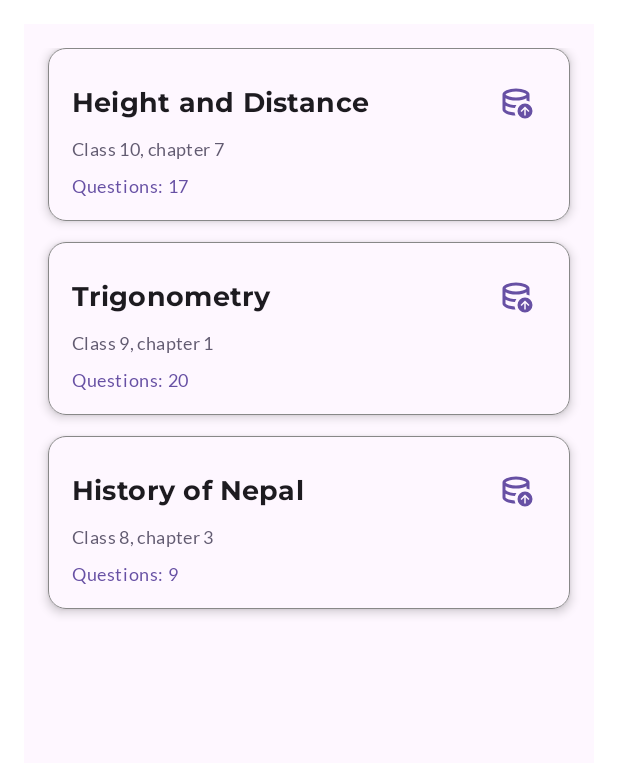
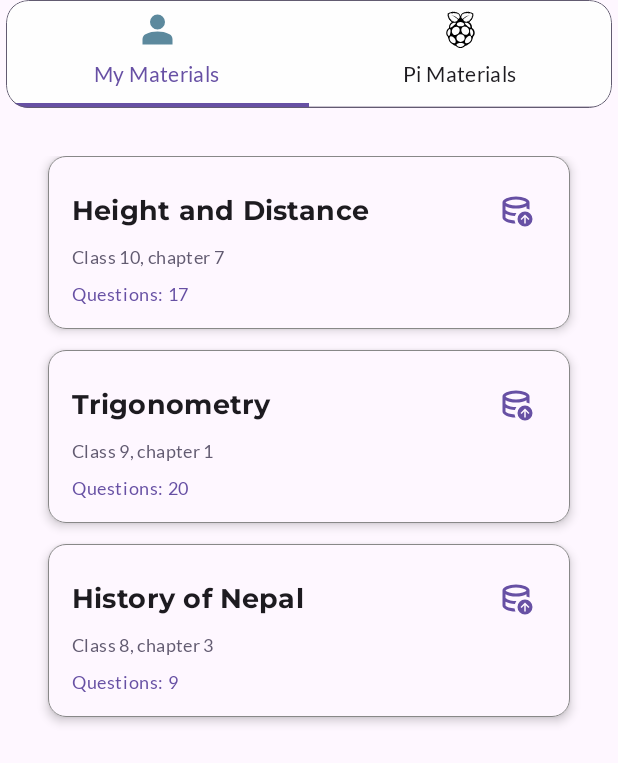
Before and after one commit to Sachet27/SteamApp, an Android app built with Jetpack Compose: the @Preview function MaterialPreview, on a phone screen of 412 x 824 dp. Shown: the top 763 px of the screen. Run offline under Robolectric (Android 15) with nearby library versions, the phone set to English and light mode, and no system bars.

Commit message:
Added basic interfaces for materials

```diff
--- /dev/null
+++ b/app/src/main/java/com/example/steamapp/material_feature/presentation/home/MaterialScreen.kt
@@ -0,0 +1,163 @@
+package com.example.steamapp.material_feature.presentation.home
+
+
+import android.os.Build
+import androidx.annotation.RequiresApi
+import androidx.compose.foundation.BorderStroke
+import androidx.compose.foundation.Image
+import androidx.compose.foundation.background
+import androidx.compose.foundation.border
+import androidx.compose.foundation.layout.Arrangement
+import androidx.compose.foundation.layout.Column
+import androidx.compose.foundation.layout.Spacer
+import androidx.compose.foundation.layout.fillMaxSize
+import androidx.compose.foundation.layout.fillMaxWidth
+import androidx.compose.foundation.layout.height
+import androidx.compose.foundation.layout.padding
+import androidx.compose.foundation.layout.size
+import androidx.compose.foundation.lazy.LazyColumn
+import androidx.compose.foundation.lazy.items
+import androidx.compose.foundation.pager.HorizontalPager
+import androidx.compose.foundation.pager.rememberPagerState
+import androidx.compose.foundation.shape.RoundedCornerShape
+import androidx.compose.material3.CircularProgressIndicator
+import androidx.compose.material3.Icon
+import androidx.compose.material3.MaterialTheme
+import androidx.compose.material3.Tab
+import androidx.compose.material3.TabRow
+import androidx.compose.material3.Text
+import androidx.compose.runtime.Composable
+import androidx.compose.runtime.LaunchedEffect
+import androidx.compose.runtime.getValue
+import androidx.compose.runtime.mutableStateOf
+import androidx.compose.runtime.remember
+import androidx.compose.runtime.setValue
+import androidx.compose.ui.Alignment
+import androidx.compose.ui.Modifier
+import androidx.compose.ui.draw.clip
+import androidx.compose.ui.draw.shadow
+import androidx.compose.ui.graphics.Color
+import androidx.compose.ui.graphics.vector.ImageVector
+import androidx.compose.ui.platform.LocalContext
+import androidx.compose.ui.res.painterResource
+import androidx.compose.ui.res.vectorResource
+import androidx.compose.ui.tooling.preview.Preview
+import androidx.compose.ui.unit.dp
+import androidx.compose.ui.unit.sp
+import com.example.steamapp.R
+import com.example.steamapp.material_feature.domain.models.StudyMaterial
+import com.example.steamapp.material_feature.presentation.MaterialActions
+import com.example.steamapp.material_feature.presentation.MaterialState
+import com.example.steamapp.material_feature.presentation.components.MaterialCard
+import com.example.steamapp.quiz_feature.presentation.home.MyQuizzesScreen
+import com.example.steamapp.quiz_feature.presentation.home.RaspberryPiQuizzesScreen
+import com.example.steamapp.quiz_feature.presentation.home.TabItem
+import com.example.steamapp.ui.theme.SteamAppTheme
+
+@RequiresApi(Build.VERSION_CODES.O)
+@Composable
+fun MaterialScreen(
+    modifier: Modifier = Modifier,
+    state: MaterialState,
+    onMaterialAction: (MaterialActions)->Unit
+) {
+
+    var selectedIndex by remember{ mutableStateOf(0) }
+    val pagerState= rememberPagerState { TabItem.tabItemsList.size }
+
+    LaunchedEffect(selectedIndex) {
+        pagerState.animateScrollToPage(selectedIndex)
+    }
+    LaunchedEffect(pagerState.currentPage, pagerState.isScrollInProgress) {
+        if(!pagerState.isScrollInProgress){
+            selectedIndex= pagerState.currentPage
+        }
+    }
+
+    Column(
+        modifier= Modifier
+            .fillMaxSize()
+            .background(MaterialTheme.colorScheme.background)
+    ){
+//            Spacer(Modifier.height(8.dp))
+        TabRow(
+            modifier = Modifier
+                .padding(horizontal = 4.dp)
+                .clip(RoundedCornerShape(15.dp))
+                .border(BorderStroke(0.25.dp, MaterialTheme.colorScheme.secondary), RoundedCornerShape(15.dp))
+                .shadow(elevation = 10.dp)
+            ,
+            containerColor = Color(0xFFFEFEFE),
+            contentColor = MaterialTheme.colorScheme.onSurfaceVariant,
+            selectedTabIndex = selectedIndex
+        ){
+            TabItem.materialTabItemsList.forEachIndexed { index, tabItem ->
+                Tab(
+                    modifier = Modifier.clip(RoundedCornerShape(15.dp)),
+                    selected = index==selectedIndex,
+                    onClick = {
+                        selectedIndex= index
+                    },
+                    text = {
+                        Text(
+                            color = if(index== selectedIndex) MaterialTheme.colorScheme.primary else MaterialTheme.colorScheme.onSurface,
+                            text = tabItem.title,
+                            style = MaterialTheme.typography.bodyMedium
+                        )
+                    },
+                    icon = {
+                        Icon(
+                            imageVector = ImageVector.vectorResource(
+                                if (index == selectedIndex) tabItem.selectedIcon else tabItem.unselectedIcon
+                            ),
+                            contentDescription = null,
+                            modifier = Modifier.size(30.dp),
+                            tint = Color.Unspecified
+                        )
+                    },
+                )
+            }
+        }
+        HorizontalPager(
+            state = pagerState,
+            modifier= Modifier
+                .fillMaxWidth()
+                .weight(1f)
+        ) { index->
+            when(index){
+                0-> MyMaterialsScreen(
+                    modifier = Modifier.fillMaxSize(),
+                    state = state,
+                    onMaterialAction= onMaterialAction
+                )
+                1->{
+                    RaspberryPiMaterialsScreen(
+                        state = state,
+                        onMaterialActions = onMaterialAction
+                    )
+                }
+            }
+        }
+    }
+
+}
+
+@RequiresApi(Build.VERSION_CODES.O)
+@Preview
+@Composable
+private fun MaterialPreview() {
+    val dummyList= listOf(
+        StudyMaterial(id = 1, name = "Height and Distance", description = "Class 10, chapter 7", pdfUri = "hello/world", pages = 17),
+        StudyMaterial(id = 2, name = "Trigonometry", description = "Class 9, chapter 1", pdfUri = "hello/world2", pages = 20),
+        StudyMaterial(id = 3, name = "History of Nepal", description = "Class 8, chapter 3", pdfUri = "hello/world", pages = 9),
+    )
+    SteamAppTheme {
+        MaterialScreen(
+            state = MaterialState(
+                isLoading = false,
+                materials = dummyList
+            ),
+            onMaterialAction = {}
+        )
+    }
+}
--- /dev/null
+++ b/app/src/main/java/com/example/steamapp/material_feature/presentation/home/MyMaterialsScreen.kt
@@ -0,0 +1,109 @@
+package com.example.steamapp.material_feature.presentation.home
+
+import android.os.Build
+import androidx.annotation.RequiresApi
+import androidx.compose.foundation.Image
+import androidx.compose.foundation.background
+import androidx.compose.foundation.layout.Arrangement
+import androidx.compose.foundation.layout.Column
+import androidx.compose.foundation.layout.Spacer
+import androidx.compose.foundation.layout.fillMaxSize
+import androidx.compose.foundation.layout.height
+import androidx.compose.foundation.layout.padding
+import androidx.compose.foundation.layout.size
+import androidx.compose.foundation.lazy.LazyColumn
+import androidx.compose.foundation.lazy.items
+import androidx.compose.material3.CircularProgressIndicator
+import androidx.compose.material3.MaterialTheme
+import androidx.compose.material3.Text
+import androidx.compose.runtime.Composable
+import androidx.compose.ui.Alignment
+import androidx.compose.ui.Modifier
+import androidx.compose.ui.platform.LocalContext
+import androidx.compose.ui.res.painterResource
+import androidx.compose.ui.unit.dp
+import androidx.compose.ui.unit.sp
+import com.example.steamapp.R
+import com.example.steamapp.material_feature.presentation.MaterialActions
+import com.example.steamapp.material_feature.presentation.MaterialState
+import com.example.steamapp.material_feature.presentation.components.MaterialCard
+
+@RequiresApi(Build.VERSION_CODES.O)
+@Composable
+fun MyMaterialsScreen(
+    modifier: Modifier = Modifier,
+    state: MaterialState,
+    onMaterialAction: (MaterialActions)->Unit
+) {
+    Column(
+        modifier = Modifier
+            .fillMaxSize()
+            .padding(16.dp)
+            .background(MaterialTheme.colorScheme.background)
+    ) {
+        val context= LocalContext.current
+
+        if(state.isLoading){
+            Column(
+                modifier= modifier
+                    .fillMaxSize()
+                    .background(MaterialTheme.colorScheme.surface),
+                horizontalAlignment = Alignment.CenterHorizontally,
+                verticalArrangement = Arrangement.Center
+            ) {
+                CircularProgressIndicator()
+                Text(
+                    text = "Loading data",
+                    color = MaterialTheme.colorScheme.secondary,
+                    fontSize = 16.sp
+                )
+            }
+        }
+        else if(state.materials.isEmpty()){
+            Column(
+                modifier= Modifier
+                    .fillMaxSize()
+                    .background(MaterialTheme.colorScheme.background),
+                horizontalAlignment = Alignment.CenterHorizontally,
+                verticalArrangement = Arrangement.Center
+            ) {
+                Image(
+                    painter = painterResource(R.drawable.emptyquizzes),
+                    contentDescription = "No Materials yet :(",
+                    modifier = Modifier.size(300.dp),
+                    alpha = 0.8f
+                )
+                Text(
+                    text = "No Materials Yet.",
+                    color = MaterialTheme.colorScheme.secondary,
+                    fontSize = 16.sp
+                )
+            }
+        } else{
+            LazyColumn(
+                modifier = modifier
+                    .fillMaxSize()
+                    .padding(16.dp),
+                verticalArrangement = Arrangement.spacedBy(10.dp)
+            ) {
+                items(state.materials){ material->
+                    MaterialCard(
+                        material = material,
+                        icon = R.drawable.push_to_raspberry_pi_icon,
+                        onClick = {
+
+                        },
+                        onDelete = {
+
+                        },
+                        onIconClick = {
+
+                        }
+                    )
+                    Spacer(Modifier.height(4.dp))
+                }
+            }
+        }
+    }
+
+}
--- a/app/src/main/java/com/example/steamapp/material_feature/presentation/MaterialScreen.kt
+++ b/app/src/main/java/com/example/steamapp/material_feature/presentation/home/RaspberryPiMaterialsScreen.kt
@@ -1,5 +1,4 @@
-package com.example.steamapp.material_feature.presentation
-
+package com.example.steamapp.material_feature.presentation.home
 
 import android.os.Build
 import androidx.annotation.RequiresApi
@@ -22,20 +21,19 @@ import androidx.compose.ui.Alignment
 import androidx.compose.ui.Modifier
 import androidx.compose.ui.platform.LocalContext
 import androidx.compose.ui.res.painterResource
-import androidx.compose.ui.tooling.preview.Preview
 import androidx.compose.ui.unit.dp
 import androidx.compose.ui.unit.sp
 import com.example.steamapp.R
-import com.example.steamapp.material_feature.domain.models.StudyMaterial
+import com.example.steamapp.material_feature.presentation.MaterialActions
+import com.example.steamapp.material_feature.presentation.MaterialState
 import com.example.steamapp.material_feature.presentation.components.MaterialCard
-import com.example.steamapp.ui.theme.SteamAppTheme
 
 @RequiresApi(Build.VERSION_CODES.O)
 @Composable
-fun MaterialScreen(
+fun RaspberryPiMaterialsScreen(
     modifier: Modifier = Modifier,
     state: MaterialState,
-    onMaterialAction: (MaterialActions)->Unit
+    onMaterialActions: (MaterialActions)->Unit
 ) {
     Column(
         modifier = Modifier
@@ -76,7 +74,7 @@ fun MaterialScreen(
                     alpha = 0.8f
                 )
                 Text(
-                    text = "No Quizzes Yet.",
+                    text = "No Materials Yet.",
                     color = MaterialTheme.colorScheme.secondary,
                     fontSize = 16.sp
                 )
@@ -109,23 +107,3 @@ fun MaterialScreen(
 
     }
 }
-
-@RequiresApi(Build.VERSION_CODES.O)
-@Preview
-@Composable
-private fun MaterialPreview() {
-    val dummyList= listOf(
-        StudyMaterial(id = 1, name = "Height and Distance", description = "Class 10, chapter 7", pdfUri = "hello/world", pages = 17),
-        StudyMaterial(id = 2, name = "Trigonometry", description = "Class 9, chapter 1", pdfUri = "hello/world2", pages = 20),
-        StudyMaterial(id = 3, name = "History of Nepal", description = "Class 8, chapter 3", pdfUri = "hello/world", pages = 9),
-    )
-    SteamAppTheme {
-        MaterialScreen(
-            state = MaterialState(
-                isLoading = false,
-                materials = dummyList
-            ),
-            onMaterialAction = {}
-        )
-    }
-}
--- a/app/src/main/java/com/example/steamapp/quiz_feature/presentation/home/TabItem.kt
+++ b/app/src/main/java/com/example/steamapp/quiz_feature/presentation/home/TabItem.kt
@@ -1,7 +1,6 @@
 package com.example.steamapp.quiz_feature.presentation.home
 
 import androidx.annotation.DrawableRes
-import androidx.compose.ui.graphics.vector.ImageVector
 import com.example.steamapp.R
 
 data class TabItem(
@@ -22,5 +21,18 @@ data class TabItem(
                 selectedIcon = R.drawable.raspberry_pi_filled
             )
         )
+
+        val materialTabItemsList= listOf(
+            TabItem(
+                title = "My Materials",
+                unselectedIcon = R.drawable.myquizzes_outlined,
+                selectedIcon = R.drawable.myquizzes_filled
+            ),
+            TabItem(
+                title = "Pi Materials",
+                unselectedIcon = R.drawable.raspberry_pi_outlined,
+                selectedIcon = R.drawable.raspberry_pi_filled
+            )
+        )
     }
 }
```
Also changed, not shown: app/src/main/java/com/example/steamapp/core/navigation/AppNavHost.kt (+25 -7 lines), app/src/main/java/com/example/steamapp/core/presentation/AddQuizOrMaterialDialog.kt (added, +167 -0 lines), app/src/main/res/drawable/camera_icon.xml (added, +10 -0 lines), app/src/main/res/drawable/upload_icon.xml (added, +10 -0 lines).
